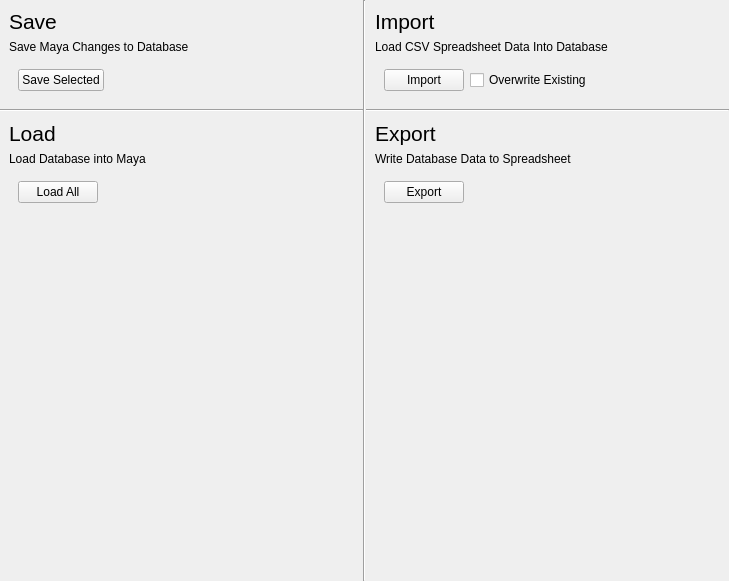
Before: the Qt Designer form resources/widget/tools/TrackwayIoWidget/TrackwayIoWidget.ui in sernst/Cadence, drawn with Qt 5.
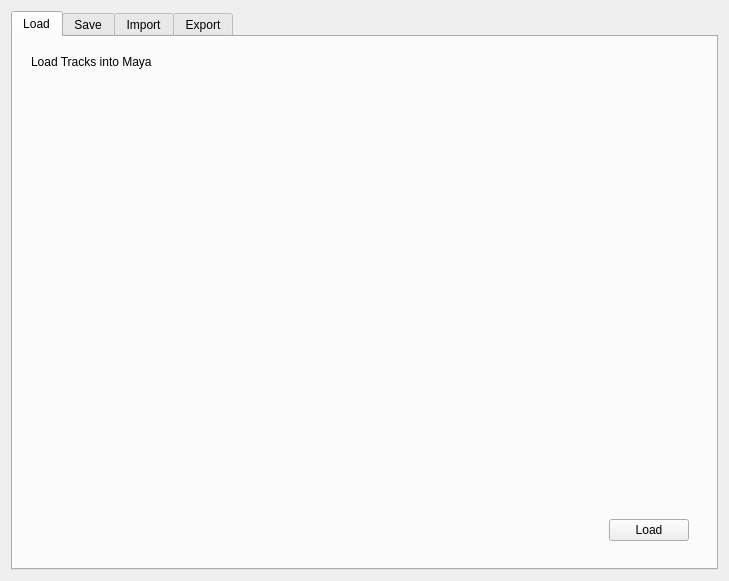
After: the same form once the commit is applied.

Commit message: Adds track load filtering gui.

Diff of the .ui file:
```diff
--- a/resources/widget/tools/TrackwayIoWidget/TrackwayIoWidget.ui
+++ b/resources/widget/tools/TrackwayIoWidget/TrackwayIoWidget.ui
@@ -13,37 +13,82 @@
   <property name="windowTitle">
    <string>Form</string>
   </property>
-  <layout class="QHBoxLayout" name="horizontalLayout_5">
-   <property name="spacing">
-    <number>0</number>
-   </property>
-   <property name="margin">
-    <number>0</number>
-   </property>
+  <layout class="QVBoxLayout" name="verticalLayout_5">
    <item>
-    <widget class="QWidget" name="widget_8" native="true">
+    <widget class="QTabWidget" name="tabWidget">
+     <property name="currentIndex">
+      <number>0</number>
+     </property>
+     <widget class="QWidget" name="tab">
+      <attribute name="title">
+       <string>Load</string>
+      </attribute>
      <layout class="QVBoxLayout" name="verticalLayout_6">
-      <property name="spacing">
-       <number>0</number>
-      </property>
-      <property name="margin">
-       <number>0</number>
-      </property>
+       <item>
+        <widget class="QWidget" name="widget_10" native="true">
+         <layout class="QVBoxLayout" name="verticalLayout_9">
+          <item>
+           <widget class="QLabel" name="label_8">
+            <property name="text">
+             <string>Load Tracks into Maya</string>
+            </property>
+           </widget>
+          </item>
+          <item>
+           <widget class="QWidget" name="filterBox" native="true"/>
+          </item>
+          <item>
+           <spacer name="verticalSpacer_4">
+            <property name="orientation">
+             <enum>Qt::Vertical</enum>
+            </property>
+            <property name="sizeHint" stdset="0">
+             <size>
+              <width>20</width>
+              <height>380</height>
+             </size>
+            </property>
+           </spacer>
+          </item>
+          <item>
+           <widget class="QWidget" name="widget_2" native="true">
+            <layout class="QHBoxLayout" name="horizontalLayout_2">
+             <item>
+              <spacer name="horizontalSpacer">
+               <property name="orientation">
+                <enum>Qt::Horizontal</enum>
+               </property>
+               <property name="sizeHint" stdset="0">
+                <size>
+                 <width>40</width>
+                 <height>20</height>
+                </size>
+               </property>
+              </spacer>
+             </item>
+             <item>
+              <widget class="QPushButton" name="loadBtn">
+               <property name="text">
+                <string>Load</string>
+               </property>
+              </widget>
+             </item>
+            </layout>
+           </widget>
+          </item>
+         </layout>
+        </widget>
+       </item>
+      </layout>
+     </widget>
+     <widget class="QWidget" name="tab_2">
+      <attribute name="title">
+       <string>Save</string>
+      </attribute>
+      <layout class="QVBoxLayout" name="verticalLayout_2">
       <item>
        <widget class="QWidget" name="widget_9" native="true">
         <layout class="QVBoxLayout" name="verticalLayout">
-         <item>
-          <widget class="QLabel" name="label_3">
-           <property name="font">
-            <font>
-             <pointsize>16</pointsize>
-            </font>
-           </property>
-           <property name="text">
-            <string>Save</string>
-           </property>
-          </widget>
-         </item>
          <item>
           <widget class="QLabel" name="label_7">
            <property name="text">
@@ -81,95 +126,25 @@
        </widget>
       </item>
       <item>
-       <widget class="Line" name="line_2">
-        <property name="orientation">
-         <enum>Qt::Horizontal</enum>
-        </property>
-       </widget>
-      </item>
-      <item>
-       <widget class="QWidget" name="widget_10" native="true">
-        <layout class="QVBoxLayout" name="verticalLayout_2">
-         <item>
-          <widget class="QLabel" name="label_2">
-           <property name="font">
-            <font>
-             <pointsize>16</pointsize>
-            </font>
-           </property>
-           <property name="text">
-            <string>Load</string>
-           </property>
-          </widget>
-         </item>
-         <item>
-          <widget class="QLabel" name="label_8">
-           <property name="text">
-            <string>Load Database into Maya</string>
-           </property>
-          </widget>
-         </item>
-         <item>
-          <widget class="QWidget" name="widget_2" native="true">
-           <layout class="QHBoxLayout" name="horizontalLayout_2">
-            <item>
-             <widget class="QPushButton" name="loadAllBtn">
-              <property name="text">
-               <string>Load All</string>
-              </property>
-             </widget>
-            </item>
-            <item>
-             <spacer name="horizontalSpacer">
-              <property name="orientation">
-               <enum>Qt::Horizontal</enum>
-              </property>
-              <property name="sizeHint" stdset="0">
-               <size>
-                <width>40</width>
-                <height>20</height>
-               </size>
-              </property>
-             </spacer>
-            </item>
-           </layout>
-          </widget>
-         </item>
-        </layout>
-       </widget>
-      </item>
-      <item>
-       <spacer name="verticalSpacer_2">
+        <spacer name="verticalSpacer">
         <property name="orientation">
          <enum>Qt::Vertical</enum>
         </property>
         <property name="sizeHint" stdset="0">
          <size>
           <width>20</width>
-          <height>350</height>
+           <height>400</height>
          </size>
         </property>
        </spacer>
       </item>
      </layout>
     </widget>
-   </item>
-   <item>
-    <widget class="Line" name="line_3">
-     <property name="orientation">
-      <enum>Qt::Vertical</enum>
-     </property>
-    </widget>
-   </item>
-   <item>
-    <widget class="QWidget" name="widget_7" native="true">
-     <layout class="QVBoxLayout" name="verticalLayout_5">
-      <property name="spacing">
-       <number>0</number>
-      </property>
-      <property name="margin">
-       <number>0</number>
-      </property>
+     <widget class="QWidget" name="tab_3">
+      <attribute name="title">
+       <string>Import</string>
+      </attribute>
+      <layout class="QVBoxLayout" name="verticalLayout_7">
       <item>
        <widget class="QWidget" name="widget_4" native="true">
         <layout class="QVBoxLayout" name="verticalLayout_4">
@@ -229,12 +204,25 @@
        </widget>
       </item>
       <item>
-       <widget class="Line" name="line">
+        <spacer name="verticalSpacer_2">
         <property name="orientation">
-         <enum>Qt::Horizontal</enum>
-        </property>
-       </widget>
-      </item>
+          <enum>Qt::Vertical</enum>
+         </property>
+         <property name="sizeHint" stdset="0">
+          <size>
+           <width>20</width>
+           <height>376</height>
+          </size>
+         </property>
+        </spacer>
+       </item>
+      </layout>
+     </widget>
+     <widget class="QWidget" name="tab_4">
+      <attribute name="title">
+       <string>Export</string>
+      </attribute>
+      <layout class="QVBoxLayout" name="verticalLayout_8">
       <item>
        <widget class="QWidget" name="widget_5" native="true">
         <layout class="QVBoxLayout" name="verticalLayout_3">
@@ -300,6 +288,7 @@
        </spacer>
       </item>
      </layout>
+     </widget>
     </widget>
    </item>
   </layout>
```
Left out of the diff: 4 changed lines with no effect on the pictures. Lines whose indentation alone changed are shown as unchanged. The commit also changes 2 other files.
